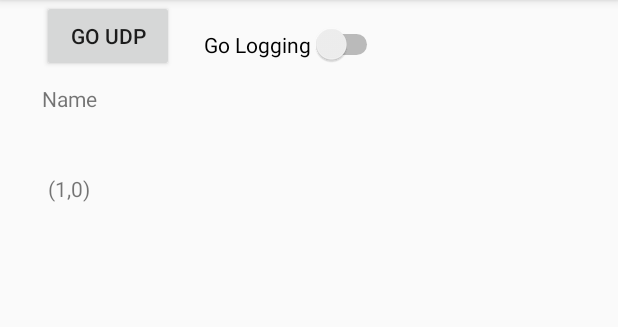
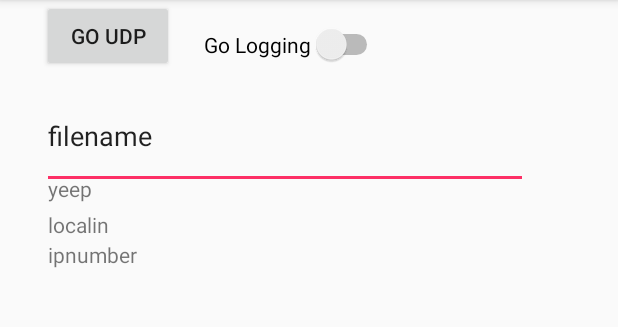
Before and after one commit to Future-Hangglider/Hanglog3, an Android app: the screen it shows after launch (LLog3), on a phone screen of 412 x 824 dp, the part 84-411 px from its top. Run offline under Robolectric (Android 15) with nearby library versions, the phone set to English and light mode, and no system bars.

Commit message:
separate out the phone and esp packets in the UI

```diff
--- a/app/src/main/java/com/example/julian/hanglog3/LLog3.java
+++ b/app/src/main/java/com/example/julian/hanglog3/LLog3.java
@@ -150,9 +150,14 @@ class RecUDP extends Thread {
     DatagramSocket socket;
     DatagramPacket dp;
 
+    // this is where we send and receive the datagram values to
     String ipnumpc = "192.168.4.1";
+    InetAddress iipnumpc = null;
     int port = 9019;
-    InetAddress iipnumpc = null;
+
+    InetAddress iipnumesp = null;
+    int espport = 0;
+
     long mstamp0 = 0;
     int fostreamlinesP = 0;
     int fostreamlines = 0;
@@ -160,6 +165,9 @@ class RecUDP extends Thread {
     Queue<String> phonesensorqueue = null;
     String mstampsensorD0;
     LLog3 llog3 = null;
+
+    byte[] dataE = null, dataP = null;
+    int lengE = 0, lengP = 0;
 
     public RecUDP(Queue<String> lphonesensorqueue, String lmstampsensorD0, LLog3 lllog3) {
         phonesensorqueue = lphonesensorqueue;
@@ -179,6 +187,7 @@ class RecUDP extends Thread {
             socket.setSoTimeout(100);
         } catch (SocketException e) {
             Log.i("hhanglog15", e.getMessage());
+            llog3.lepicipnum = "socketfail:"+e.getMessage();
         }
         dp = new DatagramPacket(lMsg, lMsg.length);
 
@@ -214,7 +223,9 @@ class RecUDP extends Thread {
         }
         phonesensorqueue.clear();
         phonesensorqueue.add(String.format("aRt%08Xd\"%s\"\n", 0, mstampsensorD0));
+
         return fdata.toString();
+        //return fdir + "\n" + fname;
     }
 
     public String StopLogging() {
@@ -236,31 +247,48 @@ class RecUDP extends Thread {
     }
 
     public void writefostream(byte[] data, int leng) throws IOException {
-        if (data[0] == 'a')
-            fostreamlinesP++;
-        else
-            fostreamlines++;
+        FileOutputStream lfostream = fostream; // protect null pointers from thread conditions
+        if (lfostream != null)
+            lfostream.write(data, 0, leng);
+
         long mstamp = System.currentTimeMillis();
         llog3.cpos.processPos(data, leng);
-        if (mstamp > mstamp0) {
-            final String dstring = new String(data, 0, leng);
-            final String lText = String.format("(%d,%d) ", fostreamlines, fostreamlinesP) + dstring;
-            //Log.i("hhanglogD", lText);
+
+        if (data[0] == 'a') {
+            fostreamlinesP++;
+            dataP = data;
+            lengP = leng;
+        } else {
+            fostreamlines++;
+            dataE = data;
+            lengE = leng;
+        }
+
+        if ((mstamp > mstamp0)) {
+            final String dstringP = (dataP != null ? new String(dataP, 0, lengP) : null);
+            dataP = null;
+            final String dstringE = (dataE != null ? new String(dataE, 0, lengE) : null);
+            dataE = null;
+
             llog3.runOnUiThread(new Runnable() { // need to run settext on main UI thread only
                 @Override
                 public void run() {
-                    llog3.epicwords.setText(lText);
+                    if (dstringE != null)
+                        llog3.epicwords.setText(String.format("(%d) %s", fostreamlines, dstringE));
+                    if (dstringP != null)
+                        llog3.epicwords2.setText(String.format("(%d) %s", fostreamlinesP, dstringP));
                     llog3.drawtilty();
+                    if (llog3.lepicipnum != null) {
+                        llog3.epicipnum.setText(llog3.lepicipnum);
+                        llog3.lepicipnum = null;
+                    }
                 }
             });
             mstamp0 = mstamp + 250;
         }
-        FileOutputStream lfostream = fostream; // protect null pointers from thread conditions
-        if (lfostream != null)
-            lfostream.write(data, 0, leng);
     }
 
-    // this gets to the threading object
+    // this gets to the threading object which sits on socket.receive
     public String msgtosend = null;
     @Override
     public void run() {
@@ -275,15 +303,23 @@ class RecUDP extends Thread {
                     writefostream(phonesensorrep.getBytes(), phonesensorrep.length());
                 }
 
-                if (msgtosend != null) {  // first send a message to the ESP UDP channel so it knows we want to hear from it.
+                if ((msgtosend != null) && (socket != null)) {  // first send a message to the ESP UDP channel so it knows we want to hear from it.
                     String lmsgtosend = msgtosend;
                     Log.i("hhanglogE", lmsgtosend);
                     msgtosend = null;
+                    llog3.lepicipnum = String.format("s %s:%d", iipnumpc.getHostAddress(), port);
                     socket.send(new DatagramPacket(lmsgtosend.getBytes(), lmsgtosend.length(), iipnumpc, port));
                 }
-                socket.receive(dp); // this then timesout
-                writefostream(dp.getData(), dp.getLength());
-                bgood = true;
+                //
+                //
+                //
+                if (socket != null) {
+                    socket.receive(dp); // this then timesout after 100
+                    llog3.lepicipnum = String.format("r %s:%d", dp.getAddress().getHostAddress(), dp.getPort());
+                    Log.i("hhanglogG",dp.toString());
+                    writefostream(dp.getData(), dp.getLength());
+                    bgood = true;
+                }
             } catch (SocketTimeoutException e) {
                 Log.i("hanglog7", String.valueOf(e));
             } catch (SocketException e) {
@@ -308,7 +344,10 @@ public class LLog3 extends AppCompatActivity {
 
     //EditText outmonitor;
     TextView epicwords;
-    TextView epicfile;
+    TextView epicwords2;
+    String lepicipnum = null;
+    TextView epicipnum;
+    EditText epicfile;
 
     int nepic = 0;
 
@@ -327,7 +366,9 @@ public class LLog3 extends AppCompatActivity {
 
         //outmonitor = (EditText)findViewById(R.id.outmonitor);
         epicwords = (TextView)findViewById(R.id.epicwords);
-        epicfile = (TextView)findViewById(R.id.epicfile);
+        epicwords2 = (TextView)findViewById(R.id.epicwords2);
+        epicipnum = (TextView)findViewById(R.id.epicipnum);
+        epicfile = (EditText)findViewById(R.id.epicfile);
         tiltyview = (ImageView)findViewById(R.id.tiltyview); // too early to make tiltycanvas
 
         readsensor = new ReadSensor((SensorManager)getSystemService(Context.SENSOR_SERVICE),
--- a/app/src/main/res/layout/activity_llog3.xml
+++ b/app/src/main/res/layout/activity_llog3.xml
@@ -23,21 +23,47 @@
         android:layout_marginTop="116dp"
         android:ems="10"
         android:inputType="textLongMessage"
-        android:text="spare"
+        android:text="remotein"
         app:layout_constraintLeft_toLeftOf="parent"
         app:layout_constraintStart_toStartOf="parent"
         app:layout_constraintTop_toTopOf="parent" />
 
+    <TextView
+        android:id="@+id/epicwords2"
+        android:layout_width="339dp"
+        android:layout_height="wrap_content"
+        android:layout_marginStart="32dp"
+        android:layout_marginTop="140dp"
+        android:ems="10"
+        android:inputType="textLongMessage"
+        android:text="localin"
+        app:layout_constraintLeft_toLeftOf="parent"
+        app:layout_constraintStart_toStartOf="parent"
+        app:layout_constraintTop_toTopOf="parent" />
 
     <TextView
+        android:id="@+id/epicipnum"
+        android:layout_width="339dp"
+        android:layout_height="wrap_content"
+        android:layout_marginStart="32dp"
+        android:layout_marginTop="160dp"
+        android:ems="10"
+        android:inputType="textLongMessage"
+        android:text="ipnumber"
+        app:layout_constraintLeft_toLeftOf="parent"
+        app:layout_constraintStart_toStartOf="parent"
+        app:layout_constraintTop_toTopOf="parent" />
+
+    <EditText
         android:id="@+id/epicfile"
-        android:layout_width="343dp"
-        android:layout_height="47dp"
+        android:layout_width="324dp"
+        android:layout_height="70dp"
         android:layout_marginStart="28dp"
         android:layout_marginTop="56dp"
         android:ems="10"
-        android:inputType="textLongMessage"
-        android:text="Name"
+        android:inputType="textMultiLine"
+        android:text="filename"
+        android:textSize="18dp"
         app:layout_constraintLeft_toLeftOf="parent"
         app:layout_constraintStart_toStartOf="parent"
         app:layout_constraintTop_toTopOf="parent" />
@@ -58,7 +84,7 @@
         android:layout_width="275dp"
         android:layout_height="182dp"
         android:layout_marginStart="52dp"
-        android:layout_marginTop="148dp"
+        android:layout_marginTop="190dp"
         app:layout_constraintLeft_toLeftOf="parent"
         app:layout_constraintStart_toStartOf="parent"
         app:layout_constraintTop_toTopOf="parent" />
```
